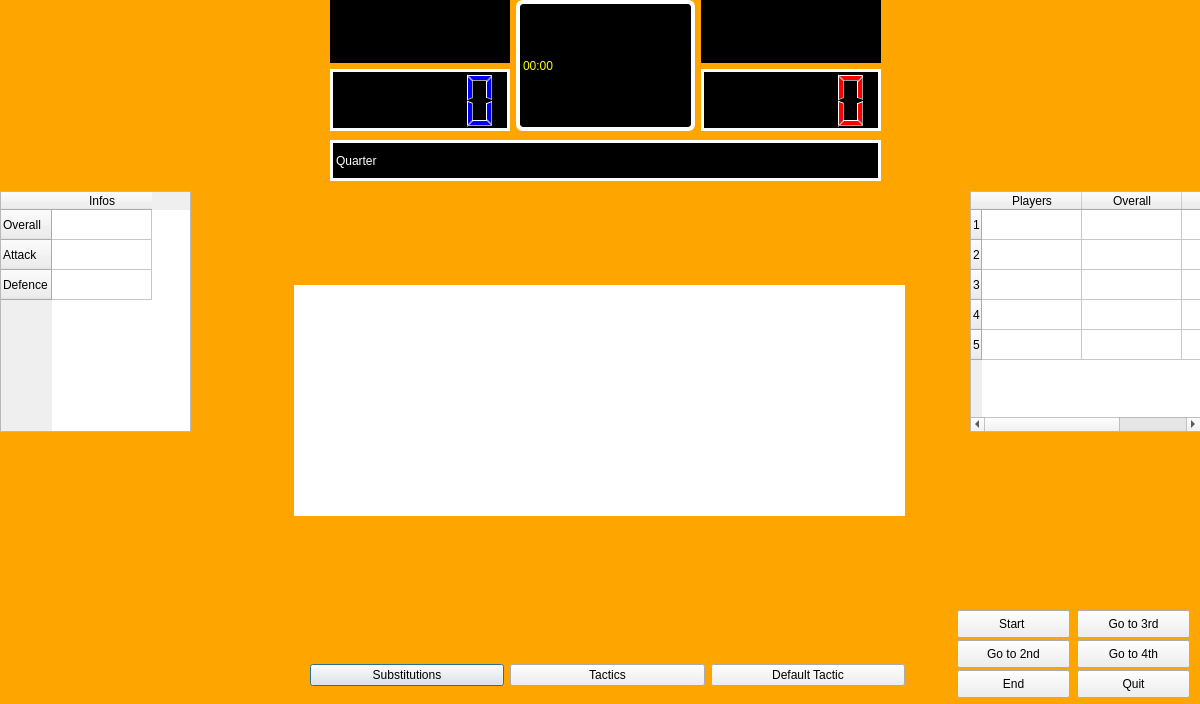
Qt form BTM_Qt/nextgame.ui (skandermoalla/CSE201-Top5) before a commit.
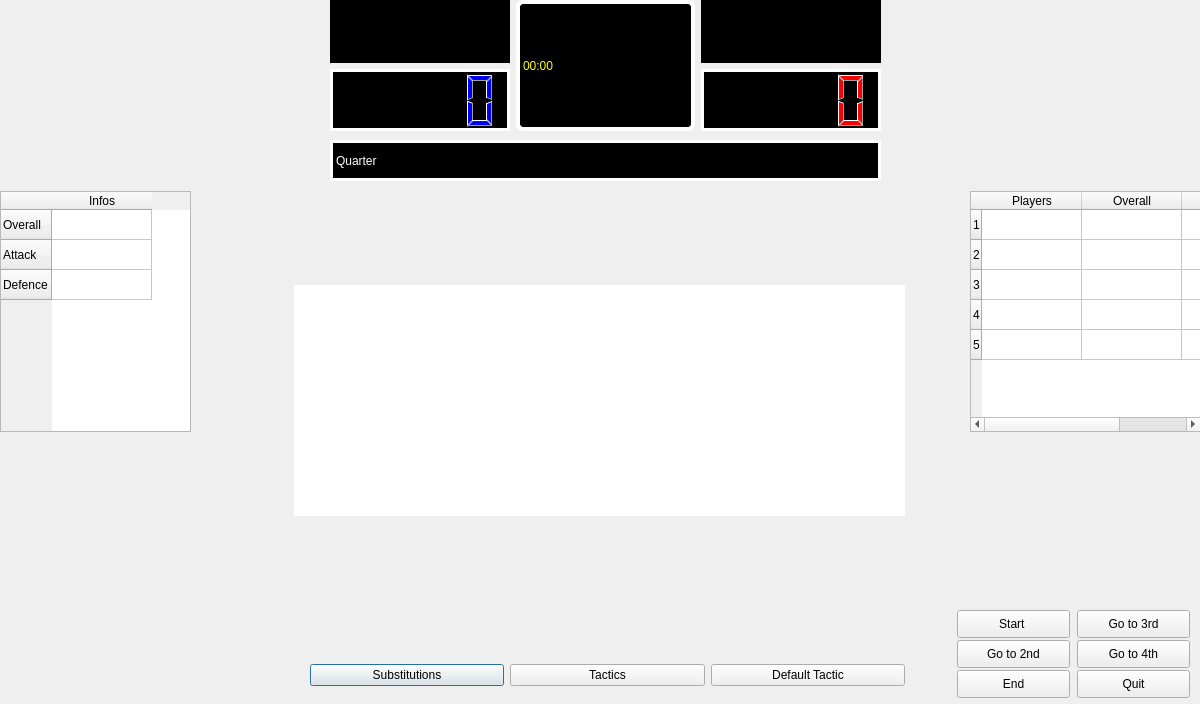
The same form after that commit. Icons and pictures are not drawn.

Patch:
```diff
--- a/BTM_Qt/nextgame.ui
+++ b/BTM_Qt/nextgame.ui
@@ -14,9 +14,7 @@
    <string>Dialog</string>
   </property>
   <property name="styleSheet">
-   <string notr="true">QDialog{
-background-color:orange;
-}</string>
+   <string notr="true">QDialog{background-image: url(:/images/images/bbcourt_hardwood.jpg);}</string>
   </property>
   <widget class="QLabel" name="quater">
    <property name="geometry">
```
